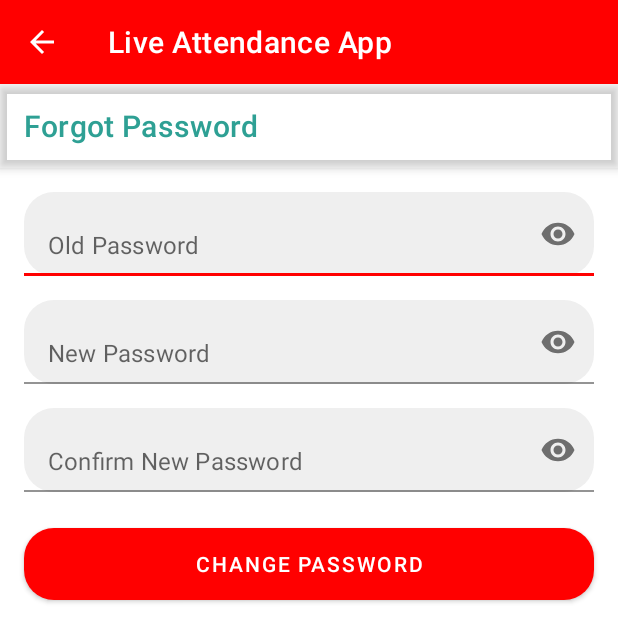
After one commit to brilyanilhamsadewo/attendance-codepolitan-mobile, an Android app: the ChangePasswordActivity screen opened directly, with no data from a screen before it, on a phone screen of 412 x 824 dp. The commit adds this screen. Shown: the top 642 px of the screen. Run offline under Robolectric (Android 15) with nearby library versions, the phone set to English and light mode, and no system bars; 1 statement that could not run was skipped.

Commit message:
UI changepassword

```diff
--- a/app/src/main/AndroidManifest.xml
+++ b/app/src/main/AndroidManifest.xml
@@ -9,7 +9,8 @@
         android:roundIcon="@mipmap/ic_launcher_round"
         android:supportsRtl="true"
         android:theme="@style/Theme.LiveAttendanceApp">
-        <activity android:name=".views.forgotpass.ForgotPasswordActivity"></activity>
+        <activity android:name=".views.changepass.ChangePasswordActivity"></activity>
+        <activity android:name=".views.forgotpass.ForgotPasswordActivity" />
         <activity android:name=".views.login.LoginActivity" />
         <activity android:name=".views.splash.SplashActivity" />
         <activity android:name=".views.main.MainActivity">
--- /dev/null
+++ b/app/src/main/java/com/example/liveattendanceapp/views/changepass/ChangePasswordActivity.kt
@@ -0,0 +1,31 @@
+package com.example.liveattendanceapp.views.changepass
+
+import androidx.appcompat.app.AppCompatActivity
+import android.os.Bundle
+import com.example.liveattendanceapp.R
+import com.example.liveattendanceapp.databinding.ActivityChangePasswordBinding
+
+class ChangePasswordActivity : AppCompatActivity() {
+
+    private lateinit var binding: ActivityChangePasswordBinding
+
+    override fun onCreate(savedInstanceState: Bundle?) {
+        super.onCreate(savedInstanceState)
+        binding = ActivityChangePasswordBinding.inflate(layoutInflater)
+        setContentView(binding.root)
+
+        init()
+        onClick()
+    }
+
+    private fun onClick() {
+        binding.tbChangePassword.setNavigationOnClickListener {
+            finish()
+        }
+    }
+
+    private fun init() {
+        setSupportActionBar(binding.tbChangePassword)
+        supportActionBar?.setDisplayHomeAsUpEnabled(true)
+    }
+}
--- /dev/null
+++ b/app/src/main/res/layout/activity_change_password.xml
@@ -0,0 +1,100 @@
+<?xml version="1.0" encoding="utf-8"?>
+<LinearLayout xmlns:android="http://schemas.android.com/apk/res/android"
+    xmlns:app="http://schemas.android.com/apk/res-auto"
+    xmlns:tools="http://schemas.android.com/tools"
+    android:layout_width="match_parent"
+    android:layout_height="match_parent"
+    android:orientation="vertical"
+    tools:context=".views.changepass.ChangePasswordActivity">
+
+    <com.google.android.material.appbar.AppBarLayout
+        android:layout_width="match_parent"
+        android:layout_height="wrap_content"
+        android:background="@android:color/transparent"
+        android:elevation="0dp">
+
+        <androidx.appcompat.widget.Toolbar
+            android:id="@+id/tb_change_password"
+            android:layout_width="match_parent"
+            android:layout_height="wrap_content"
+            app:title="@string/forgot_password"
+            app:titleTextColor="@color/colorPrimary"
+            android:elevation="0dp"/>
+
+    </com.google.android.material.appbar.AppBarLayout>
+
+    <com.google.android.material.textfield.TextInputLayout
+        android:layout_width="match_parent"
+        android:layout_height="56dp"
+        app:hintEnabled="false"
+        app:endIconMode="password_toggle"
+        android:layout_marginTop="16dp"
+        android:layout_marginStart="16dp"
+        android:layout_marginEnd="16dp">
+
+        <com.google.android.material.textfield.TextInputEditText
+            android:id="@+id/et_old_password"
+            android:layout_width="match_parent"
+            android:layout_height="match_parent"
+            android:background="@drawable/bg_edit_text"
+            android:hint="@string/old_password"
+            android:paddingStart="16dp"
+            android:paddingEnd="16dp"
+            android:inputType="textPassword"/>
+
+    </com.google.android.material.textfield.TextInputLayout>
+
+    <com.google.android.material.textfield.TextInputLayout
+        android:layout_width="match_parent"
+        android:layout_height="56dp"
+        app:hintEnabled="false"
+        app:endIconMode="password_toggle"
+        android:layout_marginTop="16dp"
+        android:layout_marginStart="16dp"
+        android:layout_marginEnd="16dp">
+
+        <com.google.android.material.textfield.TextInputEditText
+            android:id="@+id/et_new_password"
+            android:layout_width="match_parent"
+            android:layout_height="match_parent"
+            android:background="@drawable/bg_edit_text"
+            android:hint="@string/new_password"
+            android:paddingStart="16dp"
+            android:paddingEnd="16dp"
+            android:inputType="textPassword"/>
+
+    </com.google.android.material.textfield.TextInputLayout>
+
+    <com.google.android.material.textfield.TextInputLayout
+        android:layout_width="match_parent"
+        android:layout_height="56dp"
+        app:hintEnabled="false"
+        app:endIconMode="password_toggle"
+        android:layout_marginTop="16dp"
+        android:layout_marginStart="16dp"
+        android:layout_marginEnd="16dp">
+
+        <com.google.android.material.textfield.TextInputEditText
+            android:id="@+id/et_confirm_new_password"
+            android:layout_width="match_parent"
+            android:layout_height="match_parent"
+            android:background="@drawable/bg_edit_text"
+            android:hint="@string/confirm_new_password"
+            android:paddingStart="16dp"
+            android:paddingEnd="16dp"
+            android:inputType="textPassword"/>
+
+    </com.google.android.material.textfield.TextInputLayout>
+
+    <Button
+        android:id="@+id/btn_change_password"
+        android:layout_width="match_parent"
+        android:layout_height="wrap_content"
+        android:text="@string/change_password"
+        android:textColor="@android:color/white"
+        android:background="@drawable/bg_btn_primary"
+        android:layout_marginTop="24dp"
+        android:layout_marginStart="16dp"
+        android:layout_marginEnd="16dp"/>
+
+</LinearLayout>
--- a/app/src/main/res/values/strings.xml
+++ b/app/src/main/res/values/strings.xml
@@ -6,19 +6,24 @@
     <string name="login">Login</string>
     <string name="forgot_password">Forgot Password</string>
     <string name="history">History</string>
-    <string name="location">Location</string>
-    <string name="person">Person</string>
     <!-- TODO: Remove or change this placeholder text -->
     <string name="hello_blank_fragment">Hello blank fragment</string>
-    <string name="check_in">Check In</string>
-    <string name="check_out">Check Out</string>
-   <string name="current_location">Current Location</string>
+    <string name="current_location">Current Location</string>
     <string name="default_text">-</string>
     <string name="your_photo">Your Photo</string>
     <string name="check_in">Check-In</string>
+    <string name="check_out">Check-out</string>
     <string name="profile">Profile</string>
     <string name="change_password">Change Password</string>
     <string name="change_language">Change Language</string>
     <string name="logout">Logout</string>
-
+    <string name="old_password">Old Password</string>
+    <string name="new_password">New Password</string>
+    <string name="confirm_new_password">Confirm New Password</string>
+    <string name="attendance">Attendance</string>
+    <string name="please_field_your_email">Please field your email</string>
+    <string name="please_use_valid_email">Please use valid email</string>
+    <string name="please_field_your_password">Please field your password</string>
+    <string name="failed">Failed</string>
+    <string name="success">Success</string>
 </resources>
```
